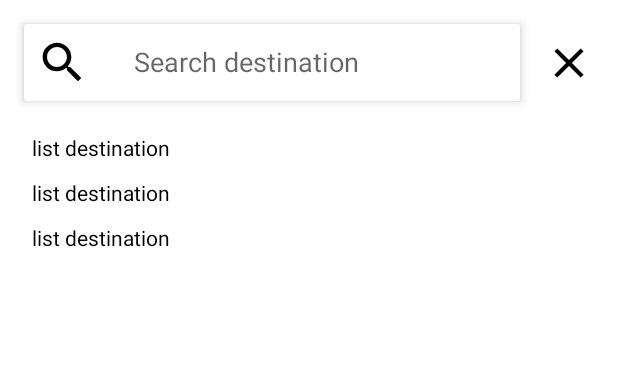
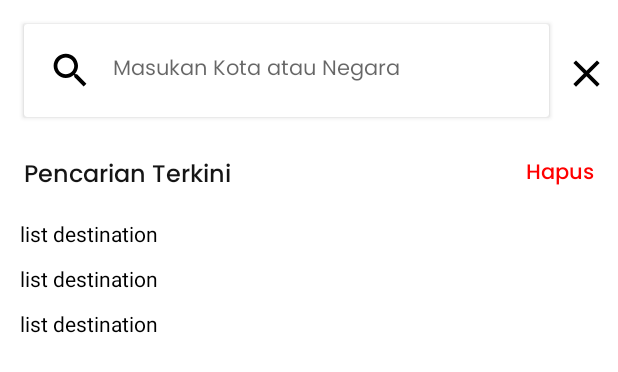
Before and after one commit to MuchamadAndriyanto/AND-Final-Project, an Android app: the layout fragment_destinasi_pencarian.xml on its own in the app's theme, with its tools: preview values and no code run, on a phone screen of 412 x 824 dp. Shown: the top 372 px of the screen. Run offline under Robolectric (Android 15) with nearby library versions, the phone set to English and light mode, and no system bars.

Commit message:
Update set class, destinasi pencarian

```diff
--- a/app/src/main/res/layout/fragment_destinasi_pencarian.xml
+++ b/app/src/main/res/layout/fragment_destinasi_pencarian.xml
@@ -1,77 +1,94 @@
 <?xml version="1.0" encoding="utf-8"?>
-<androidx.constraintlayout.widget.ConstraintLayout
+<RelativeLayout
     xmlns:android="http://schemas.android.com/apk/res/android"
-    xmlns:app="http://schemas.android.com/apk/res-auto"
     xmlns:tools="http://schemas.android.com/tools"
     android:layout_width="match_parent"
     android:layout_height="match_parent">
 
     <androidx.cardview.widget.CardView
         android:id="@+id/cardSearchView"
-        android:layout_width="0dp"
+        android:layout_width="350dp"
         android:layout_height="wrap_content"
         android:layout_margin="16dp"
-        app:cardElevation="4dp"
-        app:layout_constraintTop_toTopOf="parent"
-        app:layout_constraintStart_toStartOf="parent"
-        app:layout_constraintEnd_toStartOf="@+id/btnClose"
-        app:layout_constraintHorizontal_bias="0.5">
+        android:elevation="4dp"
+        android:radius="8dp">
 
-        <LinearLayout
+        <RelativeLayout
             android:layout_width="match_parent"
             android:layout_height="wrap_content"
-            android:orientation="horizontal"
-            android:padding="8dp"
-            android:gravity="center_vertical">
+            android:padding="16dp">
 
             <ImageView
-                android:layout_width="35dp"
-                android:layout_height="35dp"
-                android:src="@drawable/ic_search_24"
-                android:contentDescription="Search Icon"
-                android:layout_marginEnd="30dp" />
+                android:id="@+id/ivSearch"
+                android:layout_width="30dp"
+                android:layout_height="30dp"
+                android:layout_centerVertical="true"
+                android:src="@drawable/ic_search_24"/>
 
             <EditText
                 android:id="@+id/etSearch"
-                android:layout_width="276dp"
+                style="@style/TextBody14Regular"
+                android:layout_width="match_parent"
                 android:layout_height="23dp"
-                android:background="@android:color/transparent"
-                android:hint="Search destination"
-                android:imeOptions="actionSearch"
+                android:layout_centerInParent="true"
+                android:layout_marginStart="-2dp"
+                android:layout_toEndOf="@id/ivSearch"
+                android:background="@null"
+                android:hint="Masukan Kota atau Negara"
                 android:inputType="text"
-                android:maxLines="1"
-                android:textColor="@color/black"
+                android:paddingStart="15dp"
                 tools:ignore="TouchTargetSizeCheck" />
 
-        </LinearLayout>
+        </RelativeLayout>
 
     </androidx.cardview.widget.CardView>
 
     <ImageView
-        android:id="@+id/btnClose"
-        android:layout_width="33dp"
-        android:layout_height="33dp"
+        android:id="@+id/ivClose"
+        android:layout_width="30dp"
+        android:layout_height="30dp"
+        android:layout_alignTop="@id/cardSearchView"
+        android:layout_alignEnd="@id/cardSearchView"
+        android:layout_centerInParent="true"
+        android:layout_marginTop="18dp"
+        android:layout_marginEnd="-40dp"
+        android:src="@drawable/ic_close_24" />
+
+    <TextView
+        android:id="@+id/tv_Pencarian"
+        style="@style/TextTitle16Medium"
+        android:layout_width="wrap_content"
+        android:layout_height="wrap_content"
+        android:layout_below="@+id/cardSearchView"
+        android:layout_marginTop="10dp"
+        android:layout_marginStart="16dp"
+        android:text="Pencarian Terkini"
+        android:textColor="#151515" />
+
+    <TextView
+        android:id="@+id/tv_Hapus"
+        style="@style/TextBody14Medium"
+        android:layout_width="wrap_content"
+        android:layout_height="wrap_content"
+        android:layout_below="@+id/cardSearchView"
+        android:layout_marginTop="10dp"
+        android:layout_alignParentEnd="true"
         android:layout_marginEnd="16dp"
-        android:src="@drawable/ic__close_24"
-        android:contentDescription="Close Icon"
-        app:layout_constraintTop_toTopOf="parent"
-        app:layout_constraintEnd_toEndOf="parent"
-        app:layout_constraintBottom_toTopOf="@id/rvDestination"
-        app:layout_constraintStart_toEndOf="@id/cardSearchView" />
+        android:text="Hapus"
+        android:textColor="#FF0000" />
 
     <androidx.recyclerview.widget.RecyclerView
         android:id="@+id/rvDestination"
         android:layout_width="match_parent"
-        android:layout_height="0dp"
-        android:layout_marginTop="16dp"
-        android:layout_marginStart="16dp"
-        android:layout_marginEnd="16dp"
-        android:layout_marginBottom="16dp"
-        app:layout_constraintTop_toBottomOf="@id/cardSearchView"
-        app:layout_constraintStart_toStartOf="parent"
-        app:layout_constraintEnd_toEndOf="parent"
-        app:layout_constraintBottom_toBottomOf="parent"
+        android:layout_height="match_parent"
+        android:layout_below="@+id/tv_Pencarian"
+        android:layout_marginTop="10dp"
+        android:layout_marginStart="8dp"
+        android:layout_marginEnd="8dp"
+        android:layout_marginBottom="10dp"
+        android:clipToPadding="false"
         tools:listitem="@layout/item_destinasi" />
 
 
-</androidx.constraintlayout.widget.ConstraintLayout>
+
+</RelativeLayout>
--- a/app/src/main/res/layout/fragment_hasil_pencarian_with_filter.xml
+++ b/app/src/main/res/layout/fragment_hasil_pencarian_with_filter.xml
@@ -10,7 +10,7 @@
         android:id="@+id/btnClose"
         android:layout_width="wrap_content"
         android:layout_height="wrap_content"
-        android:src="@drawable/ic__close_24"
+        android:src="@drawable/ic_close_24"
         android:layout_margin="12dp"
         app:layout_constraintTop_toTopOf="parent"
         app:layout_constraintEnd_toEndOf="parent"
--- a/app/src/main/res/layout/fragment_home.xml
+++ b/app/src/main/res/layout/fragment_home.xml
@@ -5,7 +5,7 @@
     android:layout_height="match_parent"
     android:orientation="vertical"
     xmlns:app="http://schemas.android.com/apk/res-auto"
-    tools:context=".view.HomeFragment">
+    tools:context=".view.Beranda.HomeFragment">
 
     <androidx.constraintlayout.widget.ConstraintLayout
         android:layout_width="match_parent"
--- a/app/src/main/res/layout/fragment_splash.xml
+++ b/app/src/main/res/layout/fragment_splash.xml
@@ -11,6 +11,7 @@
         android:layout_width="200dp"
         android:layout_height="200dp"
         android:layout_centerInParent="true"
+        android:src="@drawable/logo_tiketku"
         tools:ignore="MissingConstraints" />
 
 
--- a/app/src/main/res/navigation/nav_graph.xml
+++ b/app/src/main/res/navigation/nav_graph.xml
@@ -7,7 +7,7 @@
 
     <fragment
         android:id="@+id/homeFragment"
-        android:name="com.finalproject.tiketku.view.HomeFragment"
+        android:name="com.finalproject.tiketku.view.Beranda.HomeFragment"
         android:label="fragment_home"
         tools:layout="@layout/fragment_home" >
         <action
```
Also changed, not shown: app/src/main/java/com/finalproject/tiketku/view/AkunNonLoginFragment.kt (added, +21 -0 lines), app/src/main/java/com/finalproject/tiketku/view/Beranda/DestinasiPencarianFragment.kt (added, +20 -0 lines), app/src/main/java/com/finalproject/tiketku/view/Beranda/HomeFragment.kt (added, +20 -0 lines), app/src/main/java/com/finalproject/tiketku/view/Beranda/SetClassFragment.kt (added, +19 -0 lines), app/src/main/java/com/finalproject/tiketku/view/Beranda/SetPenumpangFragment.kt (added, +19 -0 lines), app/src/main/java/com/finalproject/tiketku/view/DestinasiPencarianFragment.kt (deleted, +0 -60 lines), app/src/main/java/com/finalproject/tiketku/view/HomeFragment.kt (deleted, +0 -60 lines), app/src/main/java/com/finalproject/tiketku/view/SetClassFragment.kt (deleted, +0 -60 lines), app/src/main/java/com/finalproject/tiketku/view/SetPenumpangFragment.kt (deleted, +0 -60 lines), app/src/main/res/layout/fragment_akun_non_login.xml (added, +74 -0 lines), app/src/main/res/layout/fragment_set_class.xml (+35 -8 lines), app/src/main/res/layout/fragment_set_penumpang.xml (+5 -9 lines), app/src/main/res/drawable/ic_close_24.xml (renamed from app/src/main/res/drawable/ic__close_24.xml), app/src/main/res/drawable/ic_nonlogin.png (added).
